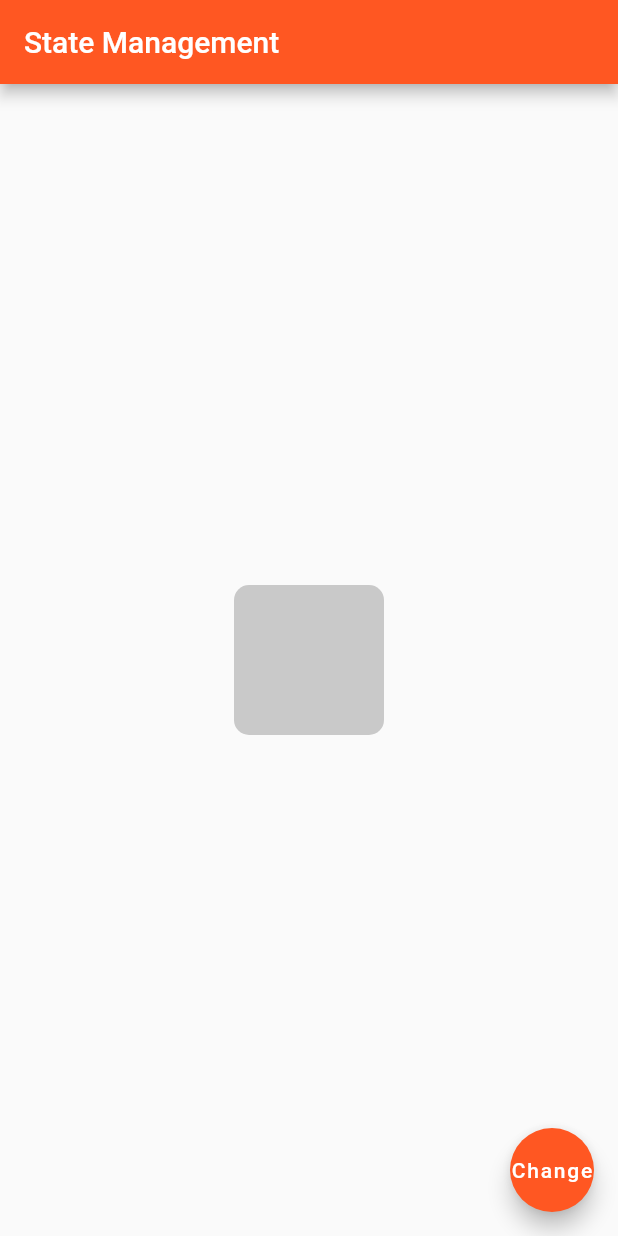
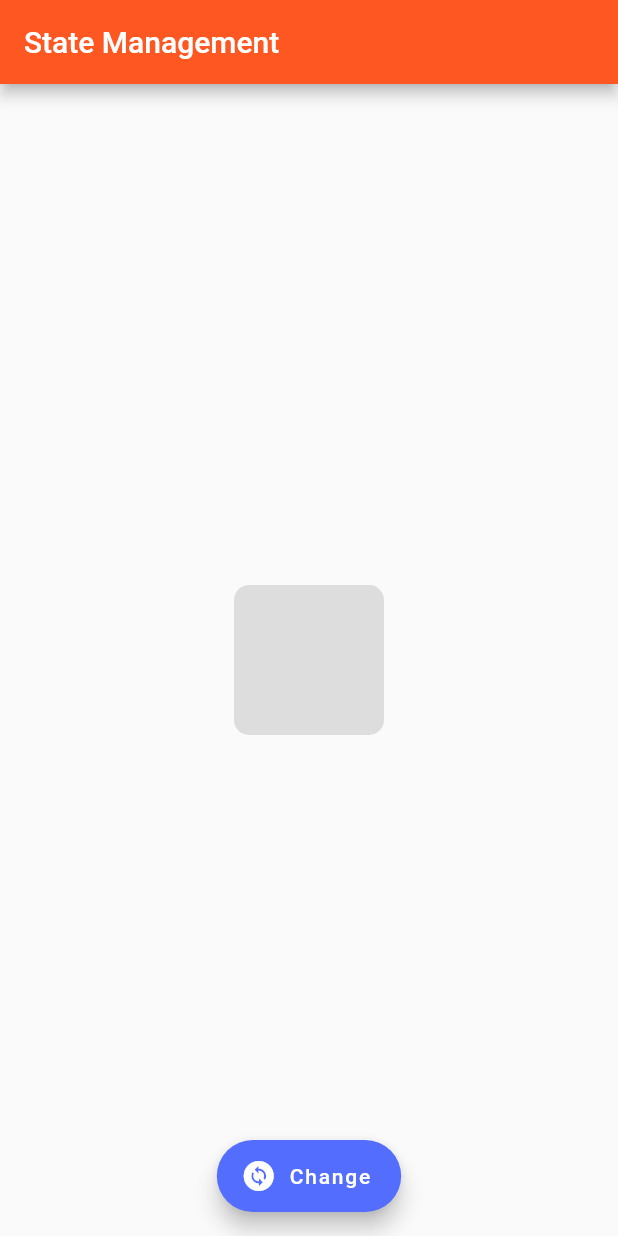
Before and after one commit to marufahmedofficial/Randomly_Shape_Changing, a Flutter app: the screen it shows after launch, on a phone screen of 412 x 824 dp. Run offline on Flutter 3.47's test engine with Material 2 defaults, Android fonts, the phone set to English and light mode, and no system bars.

Commit message:
Floating button color animation changed

```diff
--- a/lib/pages/state_management.dart
+++ b/lib/pages/state_management.dart
@@ -11,7 +11,7 @@ class _StateManagementState extends State<StateManagement> {
   double _width = 100;
   double _height = 100;
   final random = Random.secure();
-  int a = 250, r = 200, g = 200, b = 200;
+  int a = 150, r = 200, g = 200, b = 200;
   double topleft = 10;
   double topright = 10;
   double buttomleft = 10;
@@ -22,12 +22,18 @@ class _StateManagementState extends State<StateManagement> {
   @override
   Widget build(BuildContext context) {
     return Scaffold(
+      floatingActionButtonLocation: FloatingActionButtonLocation.centerFloat,
       appBar: AppBar(
-        title: Text('State Management'),
+        title: const Text('State Management'),
       ),
-      floatingActionButton: FloatingActionButton(
+      floatingActionButton: FloatingActionButton.extended(
+        backgroundColor: Colors.indigoAccent,
+        splashColor: Colors.purple,
+        hoverColor: Colors.orange,
+
         onPressed: _changeContainer,
-        child: Text('Change'),
+        label : const Text('Change'),
+        icon: const Icon(Icons.change_circle) ,
       ),
       body: Center(
         child: AnimatedContainer(
```
